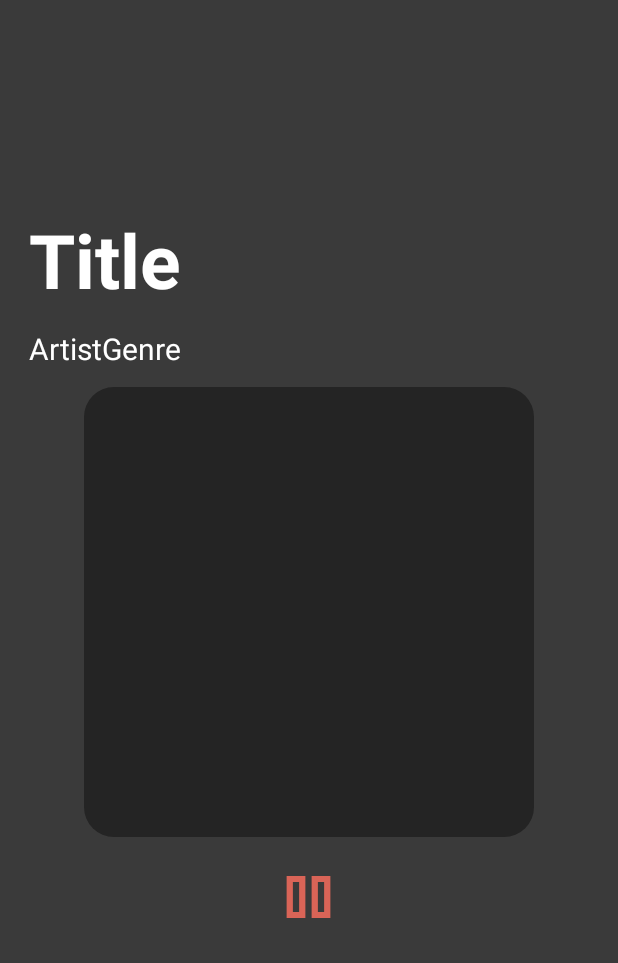
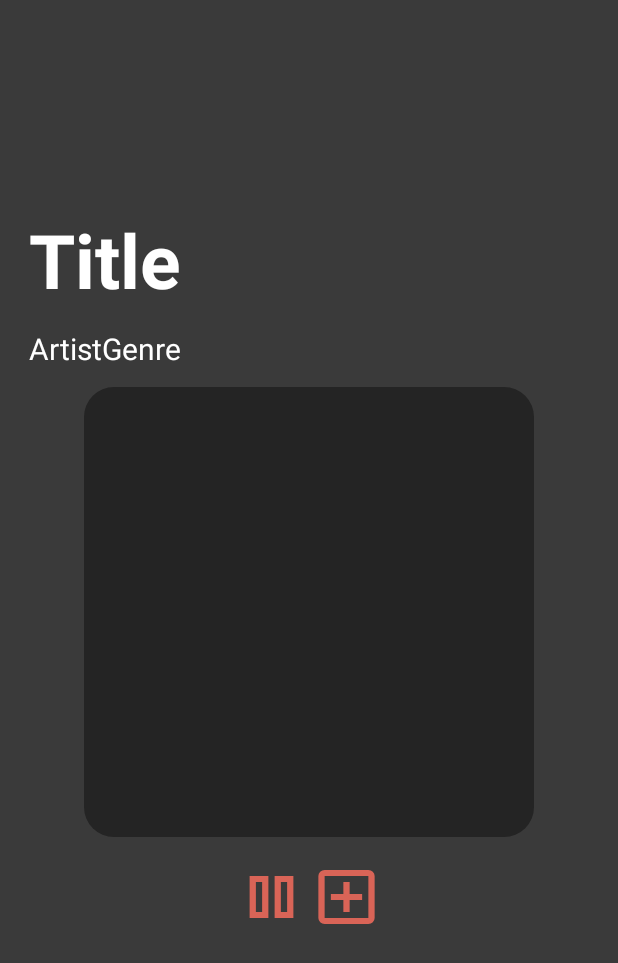
Before and after one commit to davidisaacOhayon/MusicApplicationProject, an Android app: the layout activity_songmenu.xml on its own in the app's theme, with its tools: preview values and no code run, on a phone screen of 412 x 824 dp. Shown: the top 963 px of the screen. Run offline under Robolectric (Android 15) with nearby library versions, the phone set to English and light mode, and no system bars.

Commit message:
UPDATE v2

```diff
--- a/app/src/main/java/com/example/davidisaaccrimusic/ui/playlist/PlaylistFragment.java
+++ b/app/src/main/java/com/example/davidisaaccrimusic/ui/playlist/PlaylistFragment.java
@@ -51,7 +51,6 @@ public class PlaylistFragment extends Fragment {
         SongList suggestedList = dbHelper.getSongsRandom(5, "Suggested");
         SongList trendingList = dbHelper.getSongsRandom(5, "Trending");
         SongList recentList = dbHelper.getRecents();
-        Log.d("SongHelper", "Recent list size: " + recentList.getSongs().size());
 
 
         // Include playlists into song library
--- /dev/null
+++ b/app/src/main/res/drawable/favoritebutton.xml
@@ -0,0 +1,9 @@
+<vector xmlns:android="http://schemas.android.com/apk/res/android"
+    android:width="24dp"
+    android:height="24dp"
+    android:viewportWidth="960"
+    android:viewportHeight="960">
+  <path
+      android:pathData="M440,680h80v-160h160v-80L520,440v-160h-80v160L280,440v80h160v160ZM200,840q-33,0 -56.5,-23.5T120,760v-560q0,-33 23.5,-56.5T200,120h560q33,0 56.5,23.5T840,200v560q0,33 -23.5,56.5T760,840L200,840ZM200,760h560v-560L200,200v560ZM200,200v560,-560Z"
+      android:fillColor="#e3e3e3"/>
+</vector>
--- a/app/src/main/res/layout/activity_songmenu.xml
+++ b/app/src/main/res/layout/activity_songmenu.xml
@@ -81,6 +81,13 @@
                 android:layout_marginTop="16dp"
                 />
 
+            <Button
+                android:id="@+id/favorite_button"
+                android:layout_width="50dp"
+                android:layout_height="wrap_content"
+                android:layout_marginTop="16dp"
+                android:background="@drawable/favoritebutton"/>
+
         </LinearLayout>
 
 
```
Also changed, not shown: app/src/main/java/com/example/davidisaaccrimusic/SongMenuActivity.java (+19 -2 lines), app/src/main/java/com/example/davidisaaccrimusic/backend/SongContract.java (+8 -0 lines), app/src/main/java/com/example/davidisaaccrimusic/backend/SongHelper.java (+72 -1 lines), app/src/main/java/com/example/davidisaaccrimusic/ui/SongLibraryViewModel.java (+12 -0 lines), app/src/main/res/drawable/unfavoritebutton.xml (added, +9 -0 lines), 1 other file.
